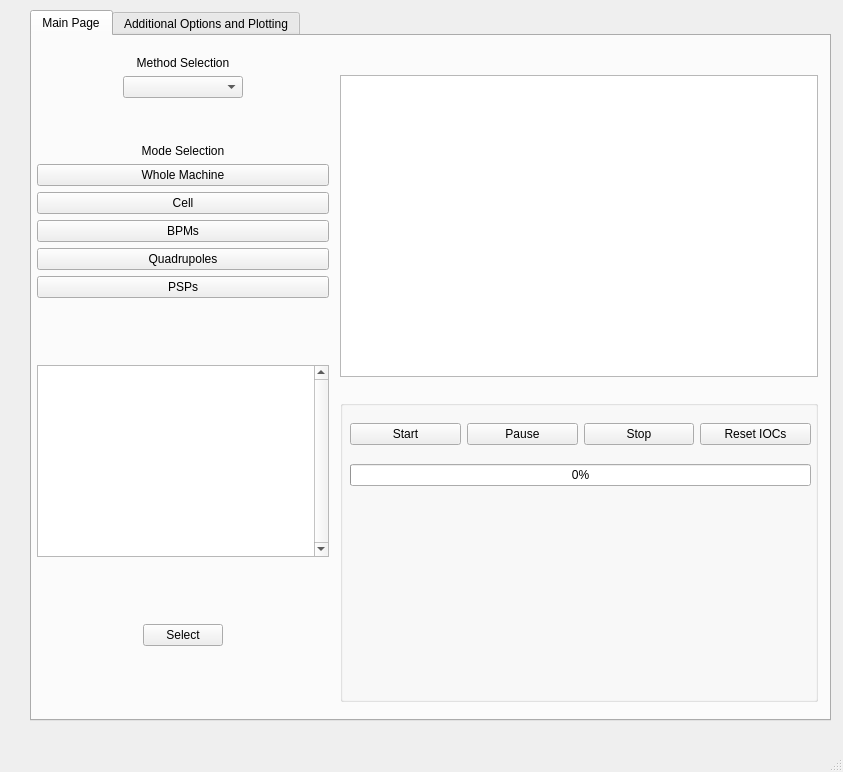
The window that src/dls_bba/fbba_gui.ui (DiamondLightSource/dls-bba) describes before a commit, drawn with Qt 5.
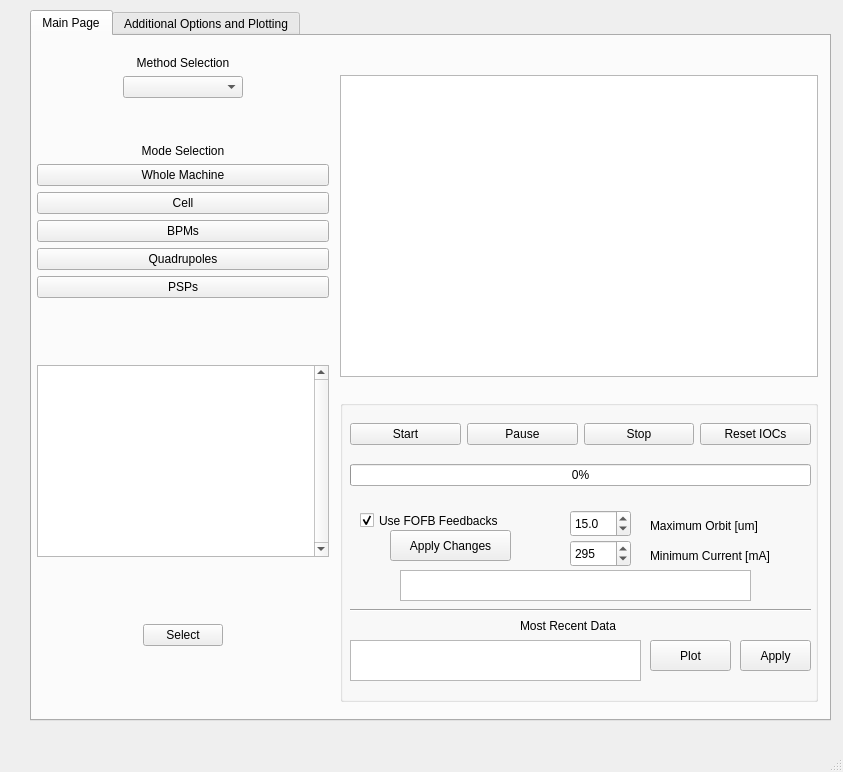
The same window after the commit. The open tabs and pages were chosen to show the change.

Commit message: Reorganise and add config options

The edit to the form file:
```diff
--- a/src/dls_bba/fbba_gui.ui
+++ b/src/dls_bba/fbba_gui.ui
@@ -460,6 +460,189 @@
              </item>
             </layout>
            </widget>
+           <widget class="QCheckBox" name="config_use_feedbacks">
+            <property name="geometry">
+             <rect>
+              <x>20</x>
+              <y>110</y>
+              <width>191</width>
+              <height>21</height>
+             </rect>
+            </property>
+            <property name="text">
+             <string>Use FOFB Feedbacks</string>
+            </property>
+            <property name="checked">
+             <bool>true</bool>
+            </property>
+           </widget>
+           <widget class="QDoubleSpinBox" name="config_max_orbit">
+            <property name="geometry">
+             <rect>
+              <x>230</x>
+              <y>110</y>
+              <width>61</width>
+              <height>27</height>
+             </rect>
+            </property>
+            <property name="decimals">
+             <number>1</number>
+            </property>
+            <property name="maximum">
+             <double>100.000000000000000</double>
+            </property>
+            <property name="singleStep">
+             <double>0.100000000000000</double>
+            </property>
+            <property name="value">
+             <double>15.000000000000000</double>
+            </property>
+           </widget>
+           <widget class="QLabel" name="label_9">
+            <property name="geometry">
+             <rect>
+              <x>310</x>
+              <y>110</y>
+              <width>141</width>
+              <height>31</height>
+             </rect>
+            </property>
+            <property name="text">
+             <string>Maximum Orbit [um]</string>
+            </property>
+           </widget>
+           <widget class="QDoubleSpinBox" name="config_current_limit">
+            <property name="geometry">
+             <rect>
+              <x>230</x>
+              <y>140</y>
+              <width>61</width>
+              <height>27</height>
+             </rect>
+            </property>
+            <property name="decimals">
+             <number>0</number>
+            </property>
+            <property name="maximum">
+             <double>305.000000000000000</double>
+            </property>
+            <property name="singleStep">
+             <double>1.000000000000000</double>
+            </property>
+            <property name="value">
+             <double>295.000000000000000</double>
+            </property>
+           </widget>
+           <widget class="QLabel" name="label_25">
+            <property name="geometry">
+             <rect>
+              <x>310</x>
+              <y>140</y>
+              <width>161</width>
+              <height>31</height>
+             </rect>
+            </property>
+            <property name="text">
+             <string>Minimum Current [mA]</string>
+            </property>
+           </widget>
+           <widget class="QTextEdit" name="config_display_front">
+            <property name="geometry">
+             <rect>
+              <x>60</x>
+              <y>170</y>
+              <width>351</width>
+              <height>31</height>
+             </rect>
+            </property>
+            <property name="horizontalScrollBarPolicy">
+             <enum>Qt::ScrollBarAlwaysOff</enum>
+            </property>
+            <property name="readOnly">
+             <bool>true</bool>
+            </property>
+           </widget>
+           <widget class="QPushButton" name="config_apply_front">
+            <property name="geometry">
+             <rect>
+              <x>50</x>
+              <y>130</y>
+              <width>121</width>
+              <height>31</height>
+             </rect>
+            </property>
+            <property name="text">
+             <string>Apply Changes</string>
+            </property>
+           </widget>
+           <widget class="QTextEdit" name="config_display_4">
+            <property name="geometry">
+             <rect>
+              <x>10</x>
+              <y>240</y>
+              <width>291</width>
+              <height>41</height>
+             </rect>
+            </property>
+            <property name="horizontalScrollBarPolicy">
+             <enum>Qt::ScrollBarAlwaysOff</enum>
+            </property>
+            <property name="readOnly">
+             <bool>true</bool>
+            </property>
+           </widget>
+           <widget class="QLabel" name="label_26">
+            <property name="geometry">
+             <rect>
+              <x>180</x>
+              <y>210</y>
+              <width>131</width>
+              <height>31</height>
+             </rect>
+            </property>
+            <property name="text">
+             <string>Most Recent Data</string>
+            </property>
+           </widget>
+           <widget class="QPushButton" name="config_apply_4">
+            <property name="geometry">
+             <rect>
+              <x>310</x>
+              <y>240</y>
+              <width>81</width>
+              <height>31</height>
+             </rect>
+            </property>
+            <property name="text">
+             <string>Plot</string>
+            </property>
+           </widget>
+           <widget class="QPushButton" name="config_apply_5">
+            <property name="geometry">
+             <rect>
+              <x>400</x>
+              <y>240</y>
+              <width>71</width>
+              <height>31</height>
+             </rect>
+            </property>
+            <property name="text">
+             <string>Apply</string>
+            </property>
+           </widget>
+           <widget class="Line" name="line">
+            <property name="geometry">
+             <rect>
+              <x>10</x>
+              <y>200</y>
+              <width>461</width>
+              <height>20</height>
+             </rect>
+            </property>
+            <property name="orientation">
+             <enum>Qt::Horizontal</enum>
+            </property>
+           </widget>
           </widget>
          </item>
          <item row="1" column="0">
@@ -534,22 +717,6 @@
          <property name="alignment">
           <set>Qt::AlignCenter</set>
          </property>
-         <widget class="QCheckBox" name="config_use_feedbacks">
-          <property name="geometry">
-           <rect>
-            <x>40</x>
-            <y>40</y>
-            <width>191</width>
-            <height>21</height>
-           </rect>
-          </property>
-          <property name="text">
-           <string>Use FOFB Feedbacks</string>
-          </property>
-          <property name="checked">
-           <bool>true</bool>
-          </property>
-         </widget>
          <widget class="QDoubleSpinBox" name="config_corr_kick">
           <property name="geometry">
            <rect>
@@ -760,41 +927,6 @@
            <string>Feedbacks Runtime [s]</string>
           </property>
          </widget>
-         <widget class="QLabel" name="label_9">
-          <property name="geometry">
-           <rect>
-            <x>90</x>
-            <y>250</y>
-            <width>141</width>
-            <height>31</height>
-           </rect>
-          </property>
-          <property name="text">
-           <string>Maximum Orbit [um]</string>
-          </property>
-         </widget>
-         <widget class="QDoubleSpinBox" name="config_max_orbit">
-          <property name="geometry">
-           <rect>
-            <x>10</x>
-            <y>250</y>
-            <width>61</width>
-            <height>27</height>
-           </rect>
-          </property>
-          <property name="decimals">
-           <number>1</number>
-          </property>
-          <property name="maximum">
-           <double>100.000000000000000</double>
-          </property>
-          <property name="singleStep">
-           <double>0.100000000000000</double>
-          </property>
-          <property name="value">
-           <double>15.000000000000000</double>
-          </property>
-         </widget>
          <widget class="QDoubleSpinBox" name="config_sbba_min_frac">
           <property name="geometry">
            <rect>
```
Left out of the diff: 93 changed lines with no effect on the pictures. The commit also changes 2 other files.
